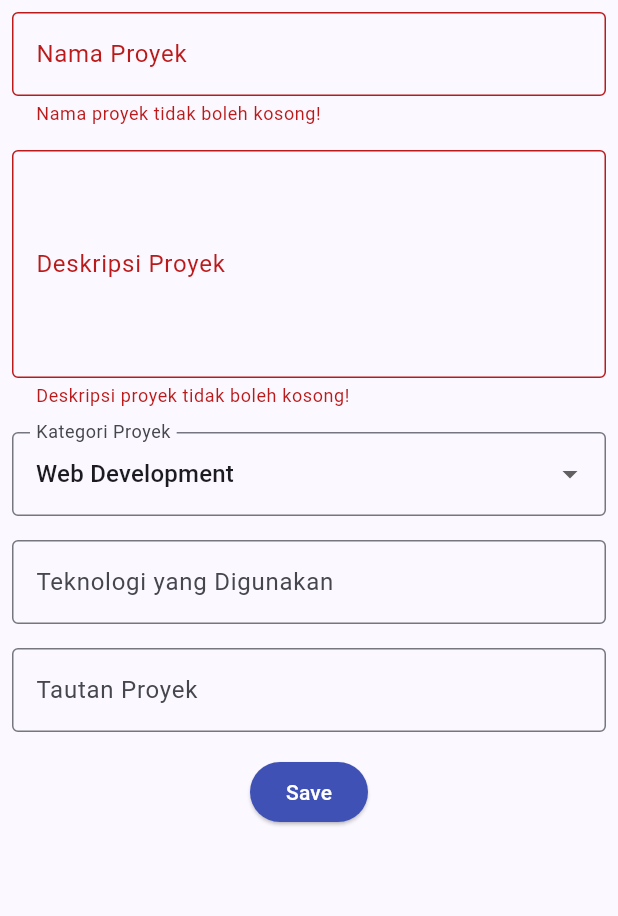
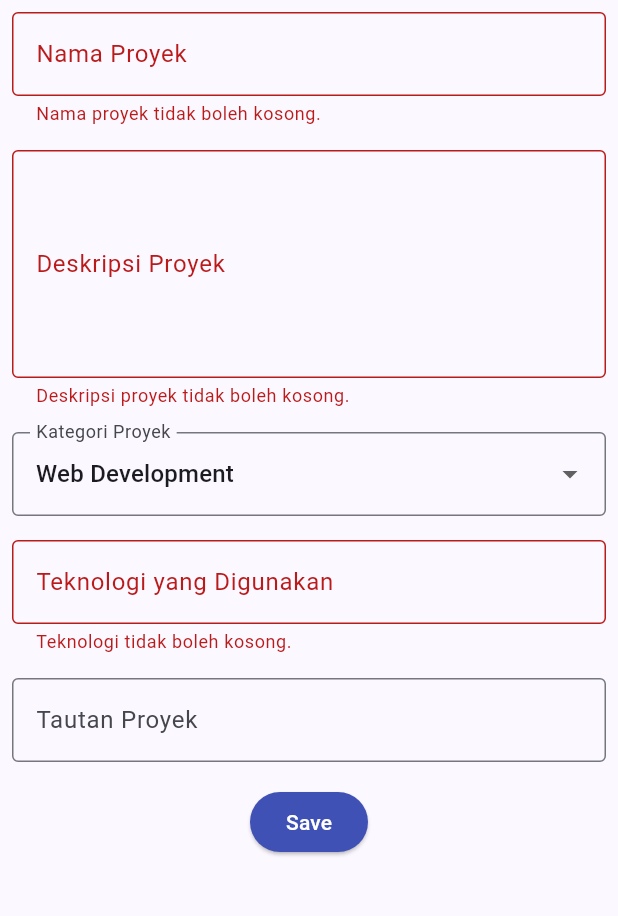
Before and after one commit to Ranario13/myportofolio_mobile, a Flutter app: the ProjectFormPage screen opened directly, after a tap on "Save", on a phone screen of 412 x 824 dp, the part 84-1000 px from its top. Run offline on Flutter 3.47's test engine with Material 3 defaults, Android fonts, the phone set to English and light mode, and no system bars.

Commit message:
feat(form): strengthen project input validation

```diff
--- a/lib/screens/project_form.dart
+++ b/lib/screens/project_form.dart
@@ -24,6 +24,26 @@ class _ProjectFormPageState extends State<ProjectFormPage> {
     'Data Science',
     'Other',
   ];
+
+  String? _requiredValidator(String? value, String label) {
+    if (value == null || value.trim().isEmpty) {
+      return '$label tidak boleh kosong.';
+    }
+    return null;
+  }
+
+  String? _projectLinkValidator(String? value) {
+    final link = value?.trim() ?? '';
+    if (link.isEmpty) {
+      return null;
+    }
+
+    final uri = Uri.tryParse(link);
+    if (uri == null || !uri.hasScheme || uri.host.isEmpty) {
+      return 'Masukkan tautan yang valid, misalnya https://contoh.com.';
+    }
+    return null;
+  }
 
   @override
   Widget build(BuildContext context) {
@@ -54,10 +74,7 @@ class _ProjectFormPageState extends State<ProjectFormPage> {
                     });
                   },
                   validator: (value) {
-                    if (value == null || value.trim().isEmpty) {
-                      return 'Nama proyek tidak boleh kosong!';
-                    }
-                    return null;
+                    return _requiredValidator(value, 'Nama proyek');
                   },
                 ),
               ),
@@ -77,10 +94,7 @@ class _ProjectFormPageState extends State<ProjectFormPage> {
                     });
                   },
                   validator: (value) {
-                    if (value == null || value.trim().isEmpty) {
-                      return 'Deskripsi proyek tidak boleh kosong!';
-                    }
-                    return null;
+                    return _requiredValidator(value, 'Deskripsi proyek');
                   },
                 ),
               ),
@@ -120,6 +134,9 @@ class _ProjectFormPageState extends State<ProjectFormPage> {
                       _technologies = value;
                     });
                   },
+                  validator: (value) {
+                    return _requiredValidator(value, 'Teknologi');
+                  },
                 ),
               ),
 
@@ -136,6 +153,7 @@ class _ProjectFormPageState extends State<ProjectFormPage> {
                       _projectLink = value;
                     });
                   },
+                  validator: _projectLinkValidator,
                 ),
               ),
 
@@ -175,6 +193,13 @@ class _ProjectFormPageState extends State<ProjectFormPage> {
                                   onPressed: () {
                                     Navigator.pop(context);
                                     _formKey.currentState!.reset();
+                                    setState(() {
+                                      _projectName = '';
+                                      _description = '';
+                                      _category = _categories.first;
+                                      _technologies = '';
+                                      _projectLink = '';
+                                    });
                                   },
                                   child: const Text('OK'),
                                 ),
```
